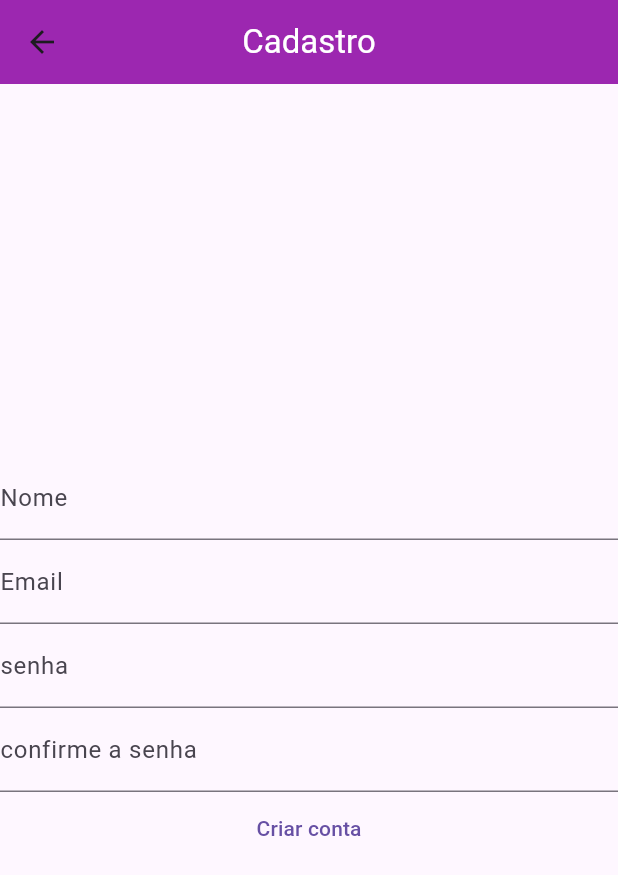
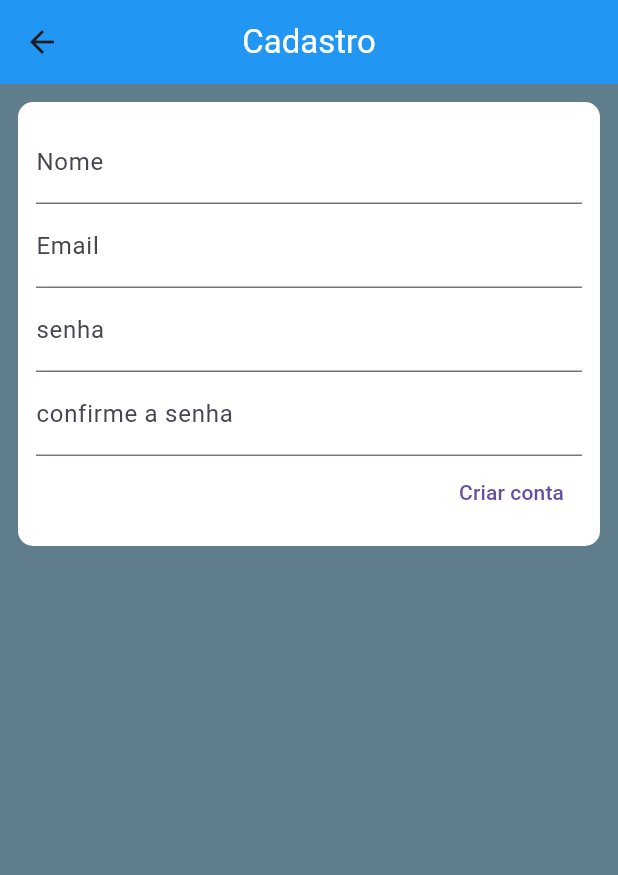
Before and after one commit to MarcosCompUff/task-list, a Flutter app: the screen it shows after launch, after a tap on "Criar conta", on a phone screen of 412 x 824 dp. Shown: the top 875 px of the screen. Run offline on Flutter 3.47's test engine with Material 3 defaults, Android fonts, the phone set to English and light mode, and no system bars; our stand-ins replace shared_preferences, sqflite; accounts and stored records are empty.

Commit message:
cores atualizadas

```diff
--- a/lib/pages/dashboard_page.dart
+++ b/lib/pages/dashboard_page.dart
@@ -190,7 +190,7 @@ class _DashboardPageState extends State<DashboardPage> {
           style: TextStyle(color: Colors.white),
         ),
         centerTitle: true,
-        backgroundColor: Colors.purple,
+        backgroundColor: Colors.blue,
         automaticallyImplyLeading: false,
         actions: [
           TextButton(
--- a/lib/pages/login_page.dart
+++ b/lib/pages/login_page.dart
@@ -42,16 +42,24 @@ class _LoginPageState extends State<LoginPage> {
           return const SizedBox.shrink();
         } else {
           return Scaffold(
+            backgroundColor: Colors.blueGrey,
             appBar: AppBar(
               title: const Text(
                 "Login",
                 style: TextStyle(color: Colors.white),
               ),
               centerTitle: true,
-              backgroundColor: Colors.purple,
+              backgroundColor: Colors.blue,
             ),
-            body: Column(
-              mainAxisAlignment: MainAxisAlignment.center,
+            body: Padding(
+              padding: const EdgeInsets.all(12.0),
+              child: ClipRRect(
+                borderRadius: BorderRadius.circular(10.0),
+                child: Container(
+                  color: Colors.white,
+                  padding: const EdgeInsets.all(12.0),
+                  child: Column(
+                    mainAxisSize: MainAxisSize.min,
                     children: [
                       TextField(
                         controller: emailController,
@@ -67,6 +75,7 @@ class _LoginPageState extends State<LoginPage> {
                         ),
                       ),
                       Row(
+                        mainAxisAlignment: MainAxisAlignment.end,
                         children: [
                           TextButton(
                             onPressed: () async {
@@ -84,6 +93,9 @@ class _LoginPageState extends State<LoginPage> {
                       ),
                     ],
                   ),
+                ),
+              ),
+            ),
           );
         }
       },
--- a/lib/pages/registration_page.dart
+++ b/lib/pages/registration_page.dart
@@ -21,16 +21,24 @@ class _RegistrationPageState extends State<RegistrationPage> {
   @override
   Widget build(BuildContext context) {
     return Scaffold(
+      backgroundColor: Colors.blueGrey,
       appBar: AppBar(
         title: const Text(
           "Cadastro",
           style: TextStyle(color: Colors.white),
         ),
         centerTitle: true,
-        backgroundColor: Colors.purple,
+        backgroundColor: Colors.blue,
       ),
-      body: Column(
-        mainAxisAlignment: MainAxisAlignment.center,
+      body: Padding(
+        padding: const EdgeInsets.all(12.0),
+        child: ClipRRect(
+          borderRadius: BorderRadius.circular(10.0),
+          child: Container(
+            color: Colors.white,
+            padding: const EdgeInsets.all(12.0),
+            child: Column(
+              mainAxisSize: MainAxisSize.min,
               children: [
                 TextField(
                   controller: nameController,
@@ -58,6 +66,9 @@ class _RegistrationPageState extends State<RegistrationPage> {
                     label: Text("confirme a senha"),
                   ),
                 ),
+                Row(
+                  mainAxisAlignment: MainAxisAlignment.end,
+                  children: [
                     TextButton(
                       onPressed: () {
                         if (nameController.text.isEmpty || emailController.text.isEmpty || passwordController.text.isEmpty) {
@@ -87,8 +98,13 @@ class _RegistrationPageState extends State<RegistrationPage> {
                         }
                       },
                       child: const Text("Criar conta")
+                    ),
+                  ],
                 )
               ],
+            ),
+          ),
+        ),
       ),
     );
   }
```
Also changed, not shown: lib/pages/new_task.dart (+25 -3 lines). Lines whose indentation alone changed are shown as unchanged.
